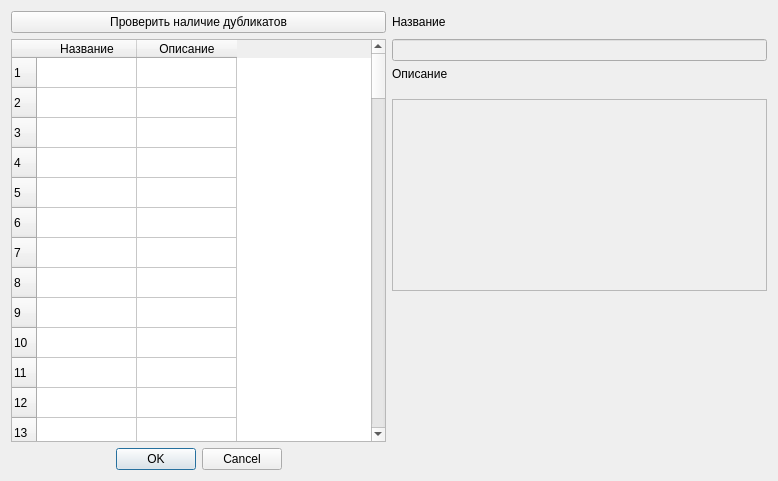
First picture: the form in plugins/document/widgets/document/termsdialog.ui, repository gen1izh/cpp, before the edit.
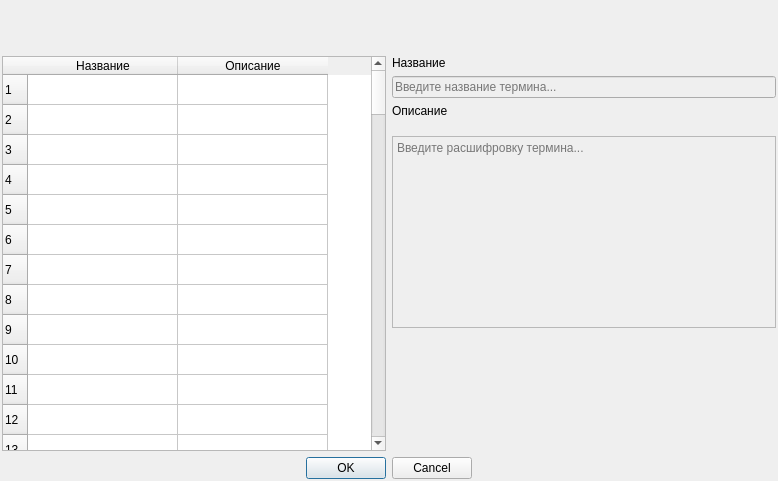
Second picture: the form after the edit. Icons and pictures are not drawn.

Patch:
```diff
--- a/plugins/document/widgets/document/termsdialog.ui
+++ b/plugins/document/widgets/document/termsdialog.ui
@@ -14,55 +14,77 @@
    <string>Термины</string>
   </property>
   <layout class="QGridLayout" name="gridLayout">
-   <item row="0" column="1">
-    <widget class="QLabel" name="label">
-     <property name="text">
-      <string>Название</string>
+   <property name="leftMargin">
+    <number>2</number>
+   </property>
+   <property name="topMargin">
+    <number>2</number>
+   </property>
+   <property name="rightMargin">
+    <number>2</number>
+   </property>
+   <property name="bottomMargin">
+    <number>2</number>
+   </property>
+   <item row="2" column="1">
+    <widget class="QLineEdit" name="nameEdit">
+     <property name="enabled">
+      <bool>false</bool>
+     </property>
+     <property name="placeholderText">
+      <string>Введите название термина...</string>
      </property>
     </widget>
    </item>
    <item row="0" column="0">
     <widget class="QPushButton" name="checkDuplicatesButton">
-     <property name="text">
+     <property name="minimumSize">
+      <size>
+       <width>48</width>
+       <height>48</height>
+      </size>
+     </property>
+     <property name="maximumSize">
+      <size>
+       <width>48</width>
+       <height>48</height>
+      </size>
+     </property>
+     <property name="cursor">
+      <cursorShape>PointingHandCursor</cursorShape>
+     </property>
+     <property name="toolTip">
       <string>Проверить наличие дубликатов</string>
      </property>
+     <property name="text">
+      <string/>
+     </property>
+     <property name="icon">
+      <iconset resource="../../../../klever/core/frameWork/resources/framework_resources.qrc">
+       <normaloff>:/images/raznoe31/raznoe31/48x48/10.png</normaloff>:/images/raznoe31/raznoe31/48x48/10.png</iconset>
+     </property>
+     <property name="iconSize">
+      <size>
+       <width>48</width>
+       <height>48</height>
+      </size>
+     </property>
+     <property name="flat">
+      <bool>true</bool>
+     </property>
     </widget>
    </item>
-   <item row="5" column="1" rowspan="2">
+   <item row="6" column="1" rowspan="2">
     <widget class="QTextEdit" name="descriptionEdit">
      <property name="enabled">
       <bool>false</bool>
      </property>
-    </widget>
-   </item>
-   <item row="8" column="0">
-    <widget class="QDialogButtonBox" name="buttonBox">
-     <property name="orientation">
-      <enum>Qt::Horizontal</enum>
+     <property name="placeholderText">
+      <string>Введите расшифровку термина...</string>
      </property>
-     <property name="standardButtons">
-      <set>QDialogButtonBox::Cancel|QDialogButtonBox::Ok</set>
-     </property>
-     <property name="centerButtons">
-      <bool>true</bool>
-     </property>
     </widget>
    </item>
-   <item row="1" column="1">
-    <widget class="QLineEdit" name="nameEdit">
-     <property name="enabled">
-      <bool>false</bool>
-     </property>
-    </widget>
-   </item>
-   <item row="2" column="1">
-    <widget class="QLabel" name="label_2">
-     <property name="text">
-      <string>Описание</string>
-     </property>
-    </widget>
-   </item>
-   <item row="7" column="1">
+   <item row="8" column="1">
     <spacer name="verticalSpacer">
      <property name="orientation">
       <enum>Qt::Vertical</enum>
@@ -75,7 +97,21 @@
      </property>
     </spacer>
    </item>
-   <item row="1" column="0" rowspan="7">
+   <item row="3" column="1">
+    <widget class="QLabel" name="label_2">
+     <property name="text">
+      <string>Описание</string>
+     </property>
+    </widget>
+   </item>
+   <item row="1" column="1">
+    <widget class="QLabel" name="label">
+     <property name="text">
+      <string>Название</string>
+     </property>
+    </widget>
+   </item>
+   <item row="1" column="0" rowspan="8">
     <widget class="QTableWidget" name="termsTable">
      <property name="showGrid">
       <bool>true</bool>
@@ -93,7 +129,7 @@
       <number>2</number>
      </property>
      <attribute name="horizontalHeaderDefaultSectionSize">
-      <number>100</number>
+      <number>150</number>
      </attribute>
      <attribute name="horizontalHeaderMinimumSectionSize">
       <number>32</number>
@@ -210,6 +246,19 @@
      </column>
     </widget>
    </item>
+   <item row="9" column="0" colspan="2">
+    <widget class="QDialogButtonBox" name="buttonBox">
+     <property name="orientation">
+      <enum>Qt::Horizontal</enum>
+     </property>
+     <property name="standardButtons">
+      <set>QDialogButtonBox::Cancel|QDialogButtonBox::Ok</set>
+     </property>
+     <property name="centerButtons">
+      <bool>true</bool>
+     </property>
+    </widget>
+   </item>
   </layout>
  </widget>
  <resources/>
```
Left out of the diff: 8 changed lines with no effect on the pictures.
